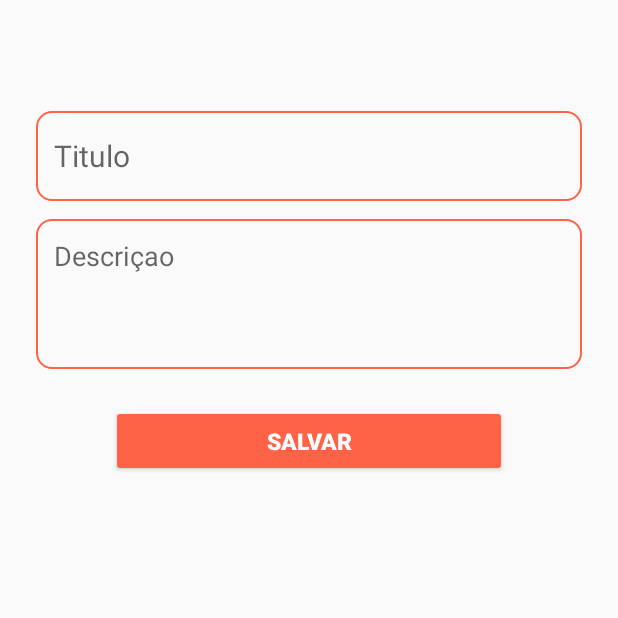
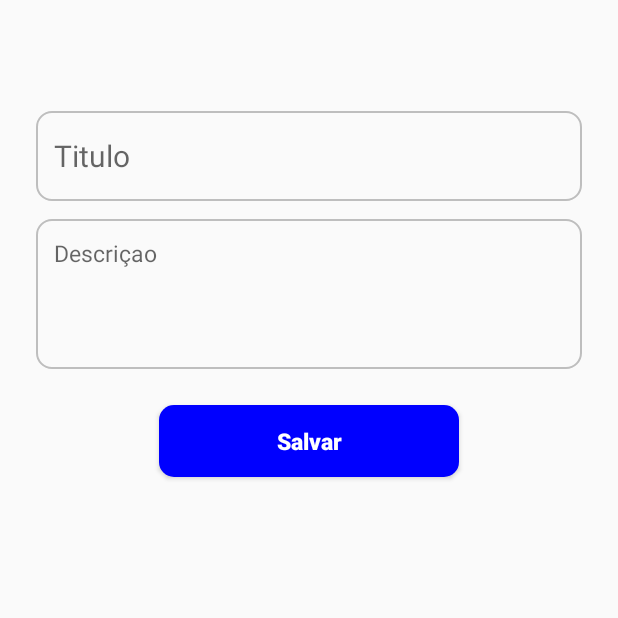
Before and after one commit to hamidMrabet/KotlinProjet, an Android app built with Jetpack Compose: the fragment AddFragment shown on its own in the app's theme, on a phone screen of 412 x 824 dp, the top half of it. Run offline under Robolectric (Android 15) with nearby library versions, the phone set to English and light mode, and no system bars; our stand-ins replace Room's generated code.

Commit message:
atulalizar os layouts

```diff
--- a/app/src/main/AndroidManifest.xml
+++ b/app/src/main/AndroidManifest.xml
@@ -23,9 +23,6 @@
                 <category android:name="android.intent.category.LAUNCHER" />
             </intent-filter>
         </activity>
-        <meta-data
-            android:name="preloaded_fonts"
-            android:resource="@array/preloaded_fonts" />
     </application>
 
 </manifest>
--- a/app/src/main/java/com/example/myapptodo/fragments/update/UpdateFragment.kt
+++ b/app/src/main/java/com/example/myapptodo/fragments/update/UpdateFragment.kt
@@ -77,7 +77,7 @@ class UpdateFragment: Fragment() {
                     findNavController().navigate(R.id.action_updateFragment_to_listFragment)
                 }
                 builder.setNegativeButton("Não") { _, _ -> }
-                builder.setTitle("Delete ${args.currentTask.titleTask}?")
+                builder.setTitle("Excluir ${args.currentTask.titleTask}?")
                 builder.setMessage("Confirmar o Cancelamento ${args.currentTask.titleTask}?")
                 builder.create().show()
 
--- a/app/src/main/res/drawable/tomato_border.xml
+++ b/app/src/main/res/drawable/grey_card_border.xml
@@ -3,7 +3,7 @@
     android:shape="rectangle">
     <stroke
         android:width="1dp"
-        android:color="@color/tomato" />
+        android:color="@color/grey" />
     <corners
         android:radius="10dp" />
 </shape>
--- /dev/null
+++ b/app/src/main/res/drawable/my_button.xml
@@ -0,0 +1,6 @@
+<?xml version="1.0" encoding="utf-8"?>
+<shape xmlns:android="http://schemas.android.com/apk/res/android"
+    android:shape="rectangle" android:padding="10dp">
+    <solid android:color="@color/bleu"/>
+    <corners android:radius="10dp"/>
+</shape>
--- a/app/src/main/res/layout/fragment_add.xml
+++ b/app/src/main/res/layout/fragment_add.xml
@@ -19,7 +19,7 @@
         app:layout_constraintHorizontal_bias="0.5"
         app:layout_constraintStart_toStartOf="parent"
         app:layout_constraintTop_toTopOf="parent"
-        android:background="@drawable/tomato_border"/>
+        android:background="@drawable/grey_card_border"/>
 
     <EditText
         android:id="@+id/add_Description"
@@ -27,25 +27,26 @@
         android:layout_height="100dp"
         android:layout_marginTop="12dp"
         android:hint="Descriçao"
-        android:textSize="18sp"
+        android:textSize="15sp"
         android:padding="12dp"
         android:gravity="top"
         app:layout_constraintEnd_toEndOf="parent"
         app:layout_constraintHorizontal_bias="0.5"
         app:layout_constraintStart_toStartOf="parent"
         app:layout_constraintTop_toBottomOf="@+id/add_Title"
-        android:background="@drawable/tomato_border"/>
+        android:background="@drawable/grey_card_border"/>
 
     <Button
         android:id="@+id/add_btn"
-        android:layout_width="match_parent"
+        android:layout_width="200dp"
         android:layout_height="wrap_content"
         android:layout_marginStart="50dp"
-        android:backgroundTint="@color/tomato"
+        android:background="@drawable/my_button"
         android:layout_marginTop="24dp"
         android:layout_marginEnd="50dp"
         android:clickable="true"
-        android:text="SALVAR"
+        android:text="Salvar"
+        android:textAllCaps="false"
         android:textSize="15sp"
         android:textStyle="bold"
         android:textColor="@color/white"
--- a/app/src/main/res/layout/fragment_list.xml
+++ b/app/src/main/res/layout/fragment_list.xml
@@ -23,7 +23,7 @@
         android:layout_height="wrap_content"
         android:layout_marginEnd="24dp"
         android:layout_marginBottom="24dp"
-        android:backgroundTint="@color/tomato"
+        android:backgroundTint="@color/bleu"
         android:clickable="true"
         android:focusable="true"
         android:src="@drawable/ic_add"
--- a/app/src/main/res/values/colors.xml
+++ b/app/src/main/res/values/colors.xml
@@ -4,8 +4,8 @@
     <color name="purple_500">#FF6200EE</color>
     <color name="purple_700">#FF3700B3</color>
     <color name="teal_200">#FF03DAC5</color>
-    <color name="seafoam">#34ed97</color>
     <color name="black">#FF000000</color>
     <color name="white">#FFFFFFFF</color>
-    <color name="tomato">#FF6347</color>
+    <color name="bleu">#0000FF</color>
+    <color name="grey">#BEBEBE</color>
 </resources>
--- a/app/src/main/res/values/preloaded_fonts.xml
+++ /dev/null
@@ -1,6 +0,0 @@
-<?xml version="1.0" encoding="utf-8"?>
-<resources>
-    <array name="preloaded_fonts" translatable="false">
-        <item>@font/poppins_medium</item>
-    </array>
-</resources>
```
Also changed, not shown: app/build.gradle.kts (+27 -73 lines), app/src/main/java/com/example/myapptodo/fragments/list/ListAdapter.kt (+18 -9 lines), app/src/main/java/com/example/myapptodo/fragments/list/ListFragment.kt (+5 -4 lines), app/src/main/res/font/poppins_medium.xml (deleted, +0 -7 lines), app/src/main/res/layout/fragment_update.xml (+9 -8 lines), app/src/main/res/layout/item_layout.xml (+4 -4 lines), build.gradle.kts (+11 -0 lines), gradle/libs.versions.toml (+36 -2 lines), app/src/main/res/font/poppins.ttf (deleted).
